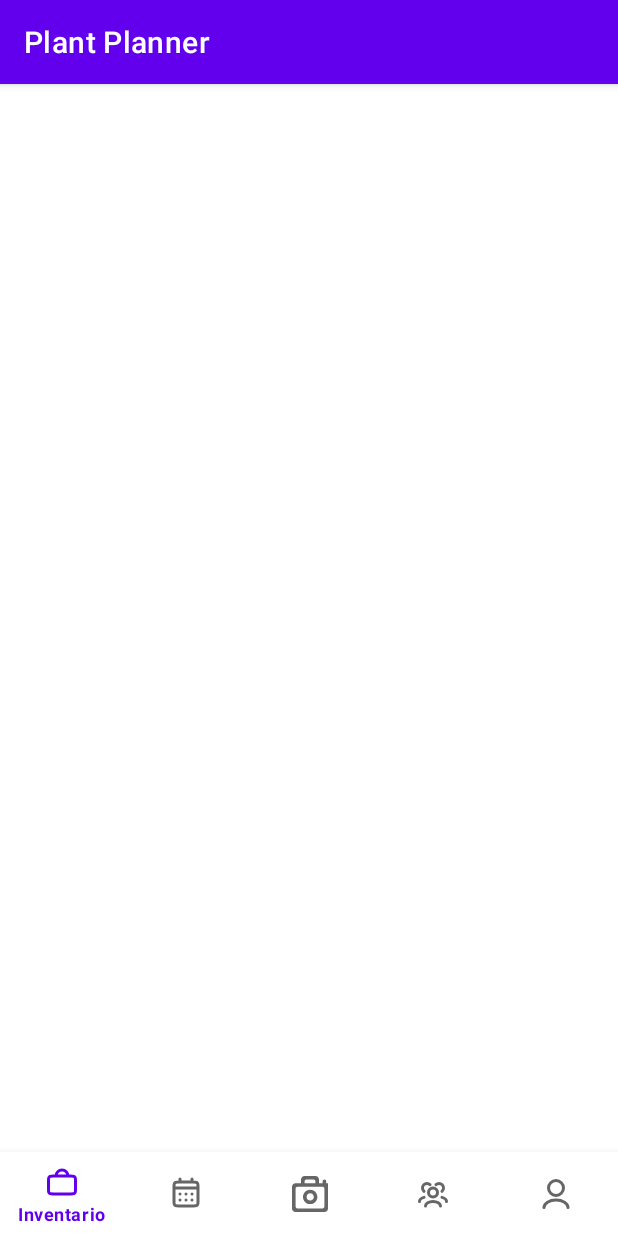
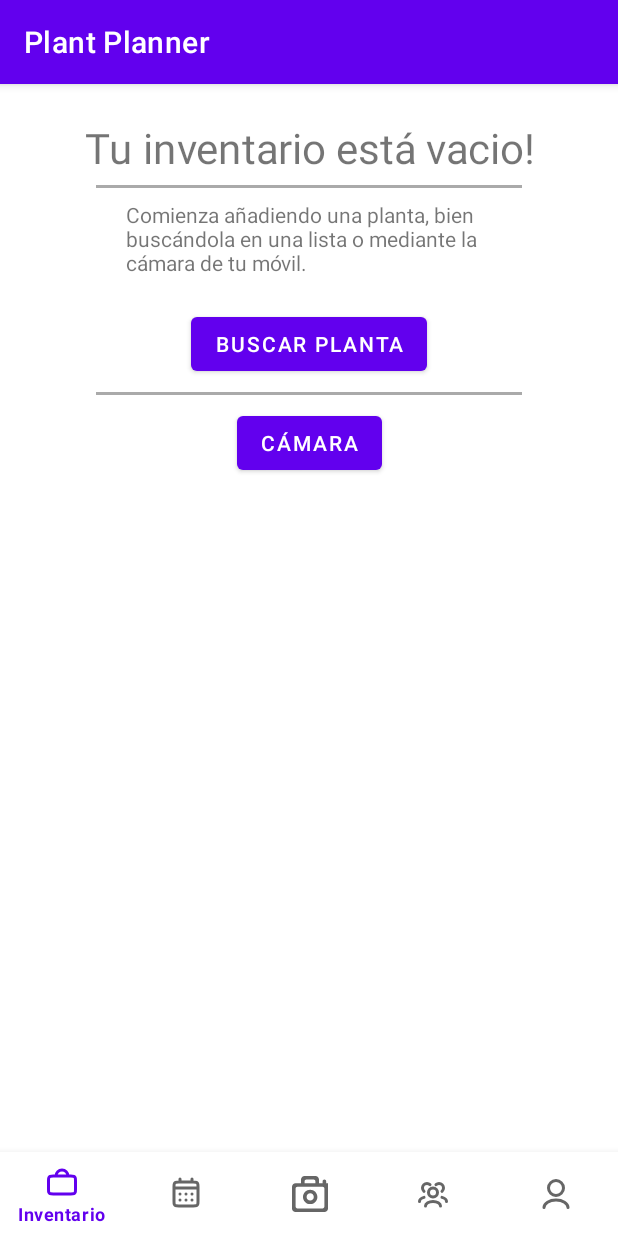
Before and after one commit to anton-gendra/plant-planner, an Android app: the MainActivity screen opened directly, with no data from a screen before it, on a phone screen of 412 x 824 dp. Run offline under Robolectric (Android 15) with nearby library versions, the phone set to English and light mode, and no system bars.

Commit message:
Fragment inicial de Inventario y transición entre fragments

```diff
--- a/app/src/main/java/com/apm/plant_planner/LoginActivity.kt
+++ b/app/src/main/java/com/apm/plant_planner/LoginActivity.kt
@@ -30,7 +30,7 @@ class LoginActivity : AppCompatActivity() {
         // de inicio de sesion
         Toast.makeText(applicationContext, "Successfully log in.", Toast.LENGTH_SHORT).show()
 
-        val intent = Intent(this, EmptyInventoryActivity::class.java)
+        val intent = Intent(this, MainActivity::class.java)
         startActivity(intent)
     }
 
--- a/app/src/main/java/com/apm/plant_planner/MainActivity.kt
+++ b/app/src/main/java/com/apm/plant_planner/MainActivity.kt
@@ -2,10 +2,37 @@ package com.apm.plant_planner
 
 import androidx.appcompat.app.AppCompatActivity
 import android.os.Bundle
+import android.widget.Toast
+import androidx.fragment.app.Fragment
+import com.apm.plant_planner.ui.CalendarFragment
+import com.apm.plant_planner.ui.EmptyInventoryFragment
+import com.google.android.material.bottomnavigation.BottomNavigationView
 
 class MainActivity : AppCompatActivity() {
     override fun onCreate(savedInstanceState: Bundle?) {
         super.onCreate(savedInstanceState)
         setContentView(R.layout.activity_main)
+
+        val bottomNav = findViewById<BottomNavigationView>(R.id.bottom_navigation)
+        bottomNav.setOnNavigationItemSelectedListener(navListener)
+
+        supportFragmentManager.beginTransaction().replace(R.id.fragment_container,
+            EmptyInventoryFragment()).commit()
+    }
+
+    private val navListener = BottomNavigationView.OnNavigationItemSelectedListener {
+        lateinit var selectedFragment: Fragment
+        when (it.itemId) {
+            R.id.page_inventory -> {
+                Toast.makeText(applicationContext, "DEBUG: Inventory.", Toast.LENGTH_SHORT).show()
+                selectedFragment = EmptyInventoryFragment()
+            }
+            R.id.page_calendar -> {
+                Toast.makeText(applicationContext, "DEBUG: Calendar.", Toast.LENGTH_SHORT).show()
+                selectedFragment = CalendarFragment()
+            }
+        }
+        supportFragmentManager.beginTransaction().replace(R.id.fragment_container, selectedFragment).commit()
+        true
     }
 }
--- /dev/null
+++ b/app/src/main/java/com/apm/plant_planner/ui/EmptyInventoryFragment.kt
@@ -0,0 +1,60 @@
+package com.apm.plant_planner.ui
+
+import android.os.Bundle
+import androidx.fragment.app.Fragment
+import android.view.LayoutInflater
+import android.view.View
+import android.view.ViewGroup
+import com.apm.plant_planner.R
+
+// TODO: Rename parameter arguments, choose names that match
+// the fragment initialization parameters, e.g. ARG_ITEM_NUMBER
+private const val ARG_PARAM1 = "param1"
+private const val ARG_PARAM2 = "param2"
+
+/**
+ * A simple [Fragment] subclass.
+ * Use the [EmptyInventoryFragment.newInstance] factory method to
+ * create an instance of this fragment.
+ */
+class EmptyInventoryFragment : Fragment() {
+    // TODO: Rename and change types of parameters
+    private var param1: String? = null
+    private var param2: String? = null
+
+    override fun onCreate(savedInstanceState: Bundle?) {
+        super.onCreate(savedInstanceState)
+        arguments?.let {
+            param1 = it.getString(ARG_PARAM1)
+            param2 = it.getString(ARG_PARAM2)
+        }
+    }
+
+    override fun onCreateView(
+        inflater: LayoutInflater, container: ViewGroup?,
+        savedInstanceState: Bundle?
+    ): View? {
+        // Inflate the layout for this fragment
+        return inflater.inflate(R.layout.fragment_empty_inventory, container, false)
+    }
+
+    companion object {
+        /**
+         * Use this factory method to create a new instance of
+         * this fragment using the provided parameters.
+         *
+         * @param param1 Parameter 1.
+         * @param param2 Parameter 2.
+         * @return A new instance of fragment EmptyInventoryFragment.
+         */
+        // TODO: Rename and change types and number of parameters
+        @JvmStatic
+        fun newInstance(param1: String, param2: String) =
+            EmptyInventoryFragment().apply {
+                arguments = Bundle().apply {
+                    putString(ARG_PARAM1, param1)
+                    putString(ARG_PARAM2, param2)
+                }
+            }
+    }
+}
--- /dev/null
+++ b/app/src/main/res/layout/fragment_empty_inventory.xml
@@ -0,0 +1,91 @@
+<?xml version="1.0" encoding="utf-8"?>
+<FrameLayout xmlns:android="http://schemas.android.com/apk/res/android"
+    xmlns:app="http://schemas.android.com/apk/res-auto"
+    xmlns:tools="http://schemas.android.com/tools"
+    android:layout_width="match_parent"
+    android:layout_height="match_parent"
+    tools:context=".ui.EmptyInventoryFragment">
+
+    <androidx.constraintlayout.widget.ConstraintLayout
+        android:layout_width="match_parent"
+        android:layout_height="match_parent">
+
+        <TextView
+            android:id="@+id/textView2"
+            android:layout_width="wrap_content"
+            android:layout_height="wrap_content"
+            android:layout_marginTop="32dp"
+            android:scaleX="2"
+            android:scaleY="2"
+            android:text="@string/inventory_empty"
+            app:layout_constraintEnd_toEndOf="parent"
+            app:layout_constraintStart_toStartOf="parent"
+            app:layout_constraintTop_toTopOf="parent" />
+
+        <View
+            android:id="@+id/view"
+            android:layout_width="match_parent"
+            android:layout_height="2dp"
+            android:layout_marginStart="64dp"
+            android:layout_marginLeft="64dp"
+            android:layout_marginTop="16dp"
+            android:layout_marginEnd="64dp"
+            android:layout_marginRight="64dp"
+            android:background="@android:color/darker_gray"
+            app:layout_constraintEnd_toEndOf="parent"
+            app:layout_constraintStart_toStartOf="parent"
+            app:layout_constraintTop_toBottomOf="@+id/textView2" />
+
+        <View
+            android:id="@+id/view4"
+            android:layout_width="match_parent"
+            android:layout_height="2dp"
+            android:layout_marginStart="64dp"
+            android:layout_marginLeft="64dp"
+            android:layout_marginTop="8dp"
+            android:layout_marginEnd="64dp"
+            android:layout_marginRight="64dp"
+            android:background="@android:color/darker_gray"
+            app:layout_constraintEnd_toEndOf="parent"
+            app:layout_constraintHorizontal_bias="0.0"
+            app:layout_constraintStart_toStartOf="parent"
+            app:layout_constraintTop_toBottomOf="@+id/searchView" />
+
+        <TextView
+            android:id="@+id/textView3"
+            android:layout_width="0dp"
+            android:layout_height="64dp"
+            android:layout_marginStart="84dp"
+            android:layout_marginTop="8dp"
+            android:layout_marginEnd="84dp"
+            android:text="@string/start_inventory"
+            app:layout_constraintEnd_toEndOf="parent"
+            app:layout_constraintStart_toStartOf="parent"
+            app:layout_constraintTop_toBottomOf="@+id/view" />
+
+        <Button
+            android:id="@+id/searchView"
+            android:layout_width="wrap_content"
+            android:layout_height="wrap_content"
+            android:layout_marginTop="8dp"
+            android:iconifiedByDefault="false"
+            android:onClick="searchPlant"
+            android:text="@string/search_plant_type"
+            app:layout_constraintEnd_toEndOf="parent"
+            app:layout_constraintStart_toStartOf="parent"
+            app:layout_constraintTop_toBottomOf="@+id/textView3" />
+
+        <Button
+            android:id="@+id/button6"
+            android:layout_width="wrap_content"
+            android:layout_height="wrap_content"
+            android:layout_marginTop="8dp"
+            android:onClick="openCamera"
+            android:text="@string/camera"
+            app:layout_constraintEnd_toEndOf="parent"
+            app:layout_constraintStart_toStartOf="parent"
+            app:layout_constraintTop_toBottomOf="@+id/view4" />
+
+    </androidx.constraintlayout.widget.ConstraintLayout>
+
+</FrameLayout>
```
Also changed, not shown: app/src/main/java/com/apm/plant_planner/ui/CalendarFragment.kt (added, +60 -0 lines), app/src/main/res/layout/fragment_calendar.xml (added, +14 -0 lines).
